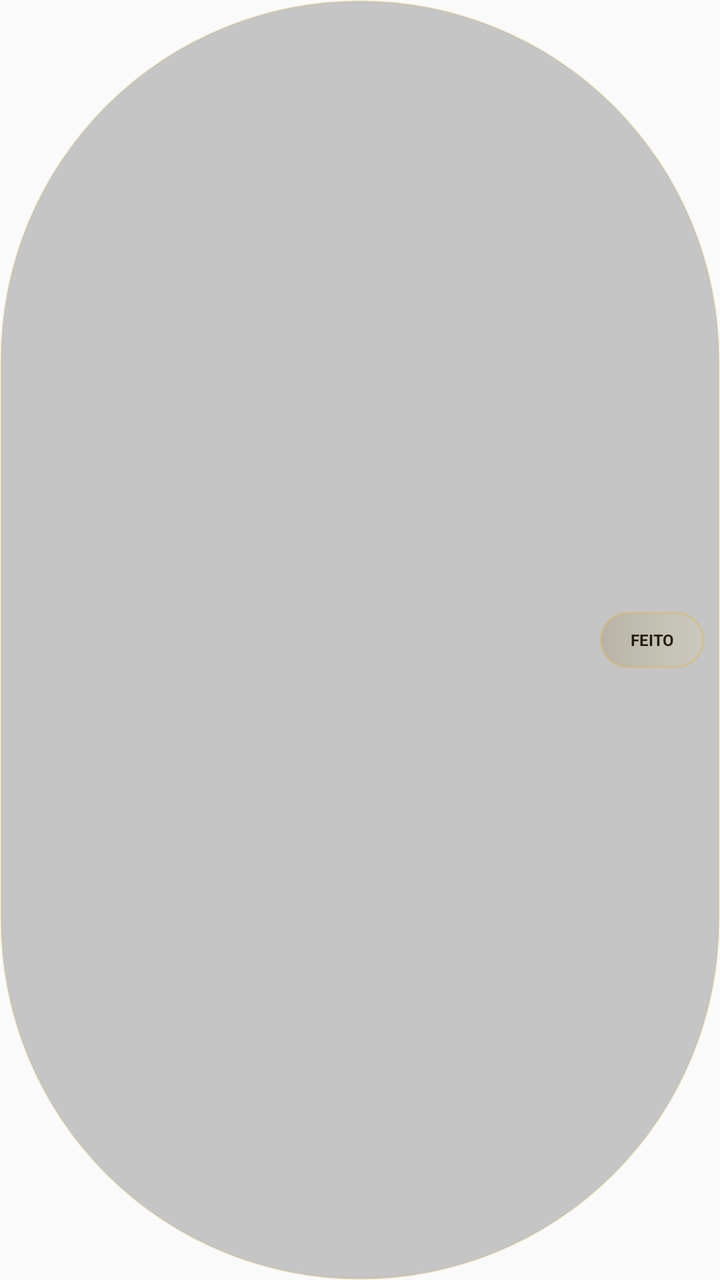
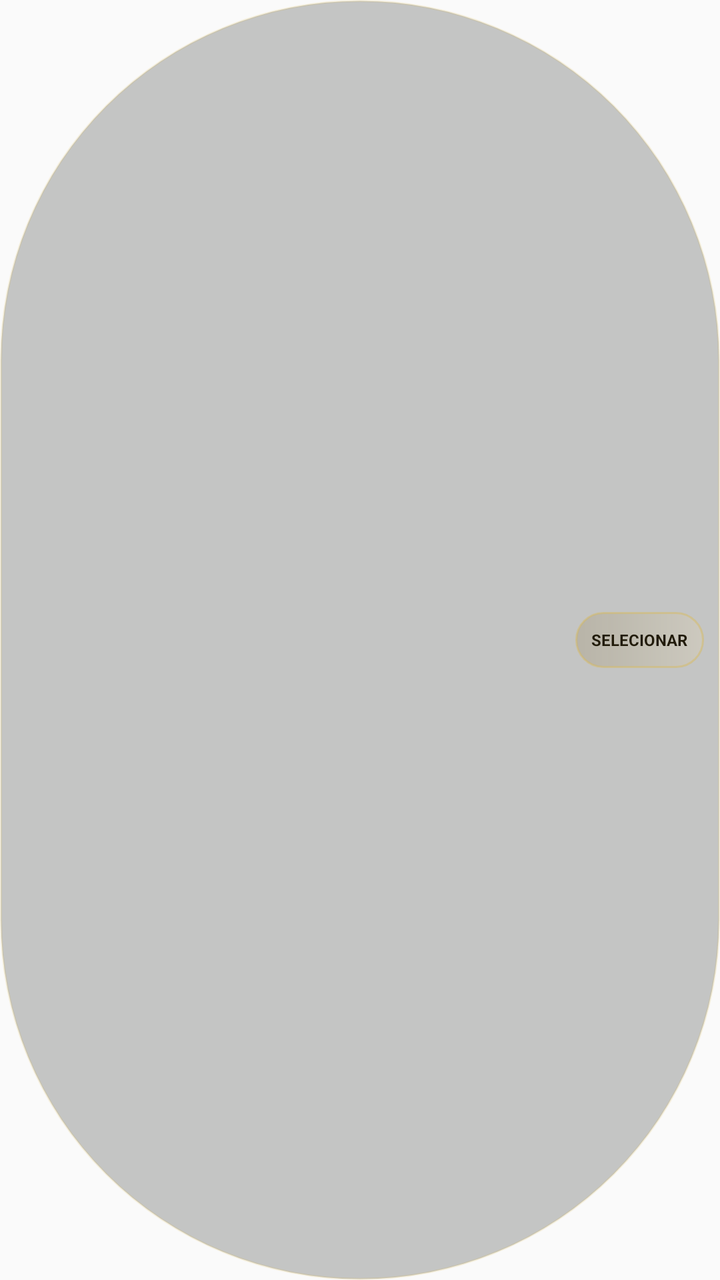

Compare the two renders of this Android layout. The source of the first and the diff that turns it into the second are given below.
<!-- AndroidManifest.xml: application theme AppTheme -->
<!-- res/layout/glyph_bay_item.xml -->
<?xml version="1.0" encoding="utf-8"?>
<LinearLayout xmlns:android="http://schemas.android.com/apk/res/android"
    android:id="@+id/glyph_bay_item_root"
    android:layout_width="match_parent"
    android:layout_height="wrap_content"
    android:background="@drawable/glyph_widget_pill_dark"
    android:gravity="center_vertical"
    android:layout_marginBottom="4dp"
    android:orientation="horizontal"
    android:paddingLeft="10dp"
    android:paddingRight="8dp"
    android:paddingTop="7dp"
    android:paddingBottom="7dp">

    <LinearLayout
        android:layout_width="0dp"
        android:layout_height="wrap_content"
        android:layout_weight="1"
        android:orientation="vertical">

        <TextView
            android:id="@+id/glyph_bay_item_text"
            android:layout_width="match_parent"
            android:layout_height="wrap_content"
            android:ellipsize="end"
            android:maxLines="1"
            android:textColor="#E8E2D4"
            android:textSize="11sp"
            android:textStyle="bold" />

        <TextView
            android:id="@+id/glyph_bay_item_arena"
            android:layout_width="match_parent"
            android:layout_height="wrap_content"
            android:ellipsize="end"
            android:maxLines="1"
            android:textColor="#8E8878"
            android:textSize="8sp" />
    </LinearLayout>

    
    <TextView
        android:id="@+id/glyph_bay_item_dot"
        android:layout_width="wrap_content"
        android:layout_height="wrap_content"
        android:layout_marginEnd="6dp"
        android:text="●"
        android:textColor="#6FC2C4"
        android:textSize="9sp"
        android:visibility="gone" />

    <TextView
        android:id="@+id/glyph_bay_item_action"
        android:layout_width="wrap_content"
        android:layout_height="28dp"
        android:background="@drawable/glyph_widget_pill_gold"
        android:gravity="center"
        android:minWidth="52dp"
        android:paddingLeft="8dp"
        android:paddingRight="8dp"
        android:text="FEITO"
        android:textColor="#211B0A"
        android:textSize="8sp"
        android:textStyle="bold" />
</LinearLayout>
<!-- resources referenced by this layout -->
<resources>
  <!-- drawable glyph_widget_pill_dark (drawable) -->
  <?xml version="1.0" encoding="utf-8"?>
  <shape xmlns:android="http://schemas.android.com/apk/res/android">
      <solid android:color="#3A11120F" />
      <corners android:radius="999dp" />
      <stroke
          android:width="1dp"
          android:color="#2FD8B954" />
  </shape>
  <!-- drawable glyph_widget_pill_gold (drawable) -->
  <?xml version="1.0" encoding="utf-8"?>
  <shape xmlns:android="http://schemas.android.com/apk/res/android">
      <gradient
          android:angle="0"
          android:endColor="#2AF6E2A3"
          android:startColor="#287A5813" />
      <corners android:radius="999dp" />
      <stroke
          android:width="1dp"
          android:color="#70D8B954" />
  </shape>
  <style name="AppTheme" parent="Theme.AppCompat.Light.DarkActionBar">
          
          <item name="colorPrimary">@color/colorPrimary</item>
          <item name="colorPrimaryDark">@color/colorPrimaryDark</item>
          <item name="colorAccent">@color/colorAccent</item>
          <item name="android:statusBarColor">#000000</item>
          <item name="android:navigationBarColor">#050505</item>
          <item name="android:windowLightStatusBar">false</item>
          <item name="android:windowLightNavigationBar">false</item>
      </style>
</resources>

<!-- the commit's change to res/layout/glyph_bay_item.xml (unified diff, before → after) -->
@@ -9,8 +9,8 @@
     android:orientation="horizontal"
     android:paddingLeft="10dp"
     android:paddingRight="8dp"
-    android:paddingTop="7dp"
-    android:paddingBottom="7dp">
+    android:paddingTop="4dp"
+    android:paddingBottom="4dp">
 
     <LinearLayout
         android:layout_width="0dp"
@@ -58,7 +58,7 @@
         android:minWidth="52dp"
         android:paddingLeft="8dp"
         android:paddingRight="8dp"
-        android:text="FEITO"
+        android:text="SELECIONAR"
         android:textColor="#211B0A"
         android:textSize="8sp"
         android:textStyle="bold" />
